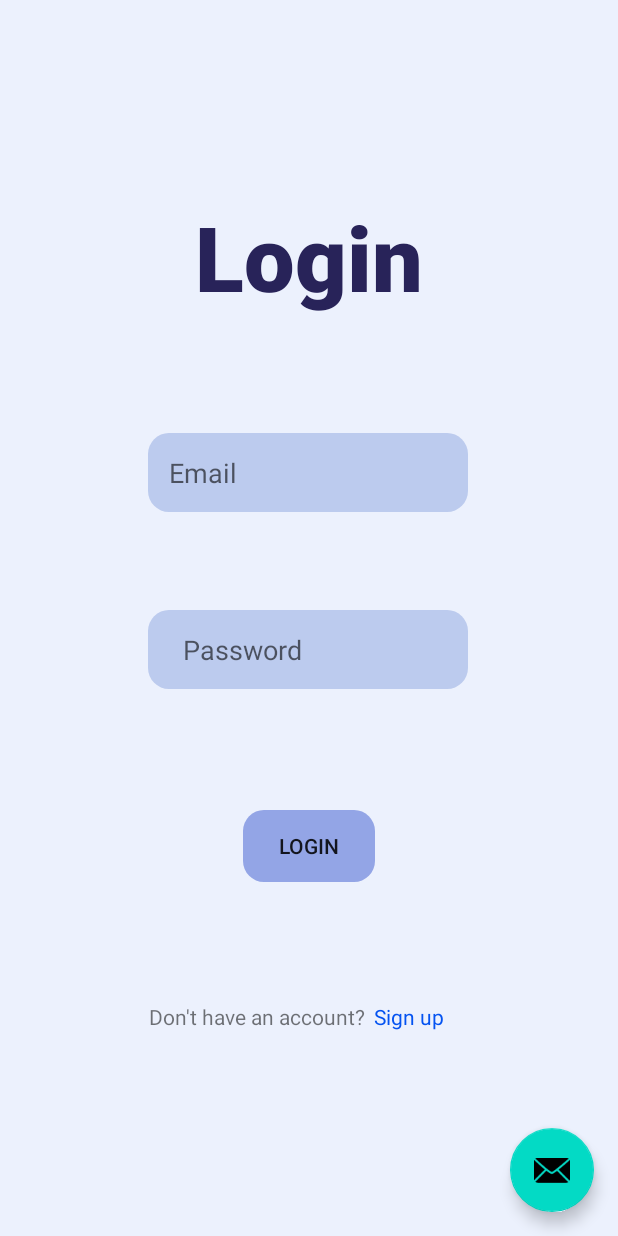
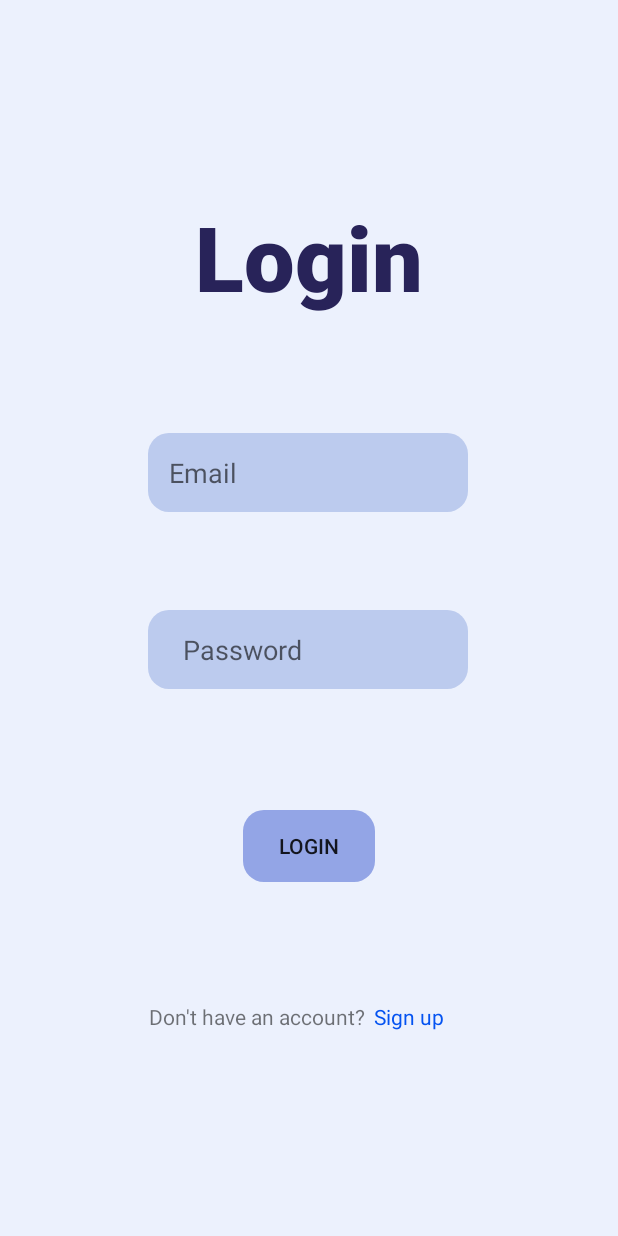
Before and after one commit to MuhannadJam/Group-Project-B07, an Android app: the screen it shows after launch (MainActivity), on a phone screen of 412 x 824 dp. Run offline under Robolectric (Android 15) with nearby library versions, the phone set to English and light mode, and no system bars; our stand-ins replace Firebase (no records; nobody signed in at launch, a user with empty details on screens opened directly), navigation-ui; Roboto replaces fonts that are not available here.

Commit message:
Modified MainActivity and admin_add_course
Fixed a small bug and removed the mail button in MainActivity

```diff
--- a/app/src/main/java/com/example/b07project/admin_add_course.java
+++ b/app/src/main/java/com/example/b07project/admin_add_course.java
@@ -24,6 +24,7 @@ import android.widget.Toast;
 import com.example.b07project.databinding.AdminAddCourseBinding;
 import com.google.android.gms.tasks.OnCompleteListener;
 import com.google.android.gms.tasks.Task;
+import com.google.android.material.snackbar.Snackbar;
 import com.google.firebase.auth.FirebaseAuth;
 import com.google.firebase.database.FirebaseDatabase;
 
@@ -130,7 +131,7 @@ public class admin_add_course extends Fragment {
                 }
 
                 if (!(fall_clicked || winter_clicked || summer_clicked)) {
-                    Toast.makeText(getContext(), "Please Select a Session", Toast.LENGTH_SHORT)
+                    Snackbar.make(view, "Please Select a Session", Snackbar.LENGTH_SHORT)
                             .show();
                     return;
                 }
@@ -147,8 +148,7 @@ public class admin_add_course extends Fragment {
 
                 Course course = new Course(name, code, sessions, prereq);
 
-                FirebaseDatabase.getInstance().getReference("Courses").child(FirebaseAuth.getInstance()
-                                .getCurrentUser().getUid()).
+                FirebaseDatabase.getInstance().getReference("Courses").child(code).
                         setValue(course).addOnCompleteListener(new OnCompleteListener<Void>() {
                             @Override
                             public void onComplete(@NonNull Task<Void> task) {
--- a/app/src/main/res/layout/activity_main.xml
+++ b/app/src/main/res/layout/activity_main.xml
@@ -15,13 +15,5 @@
 
     <include layout="@layout/content_main" />
 
-    <com.google.android.material.floatingactionbutton.FloatingActionButton
-        android:id="@+id/fab"
-        android:layout_width="wrap_content"
-        android:layout_height="wrap_content"
-        android:layout_gravity="bottom|end"
-        android:layout_marginEnd="@dimen/fab_margin"
-        android:layout_marginBottom="16dp"
-        app:srcCompat="@android:drawable/ic_dialog_email" />
 
 </androidx.coordinatorlayout.widget.CoordinatorLayout>
```
Also changed, not shown: app/src/main/java/com/example/b07project/MainActivity.java (+0 -36 lines).
